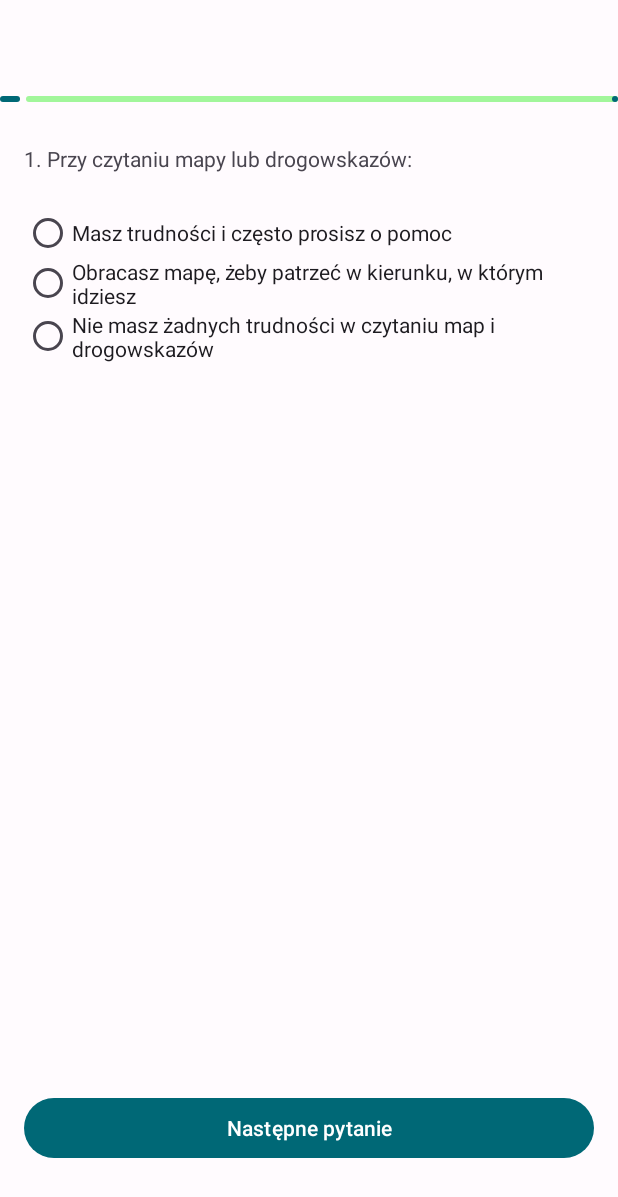
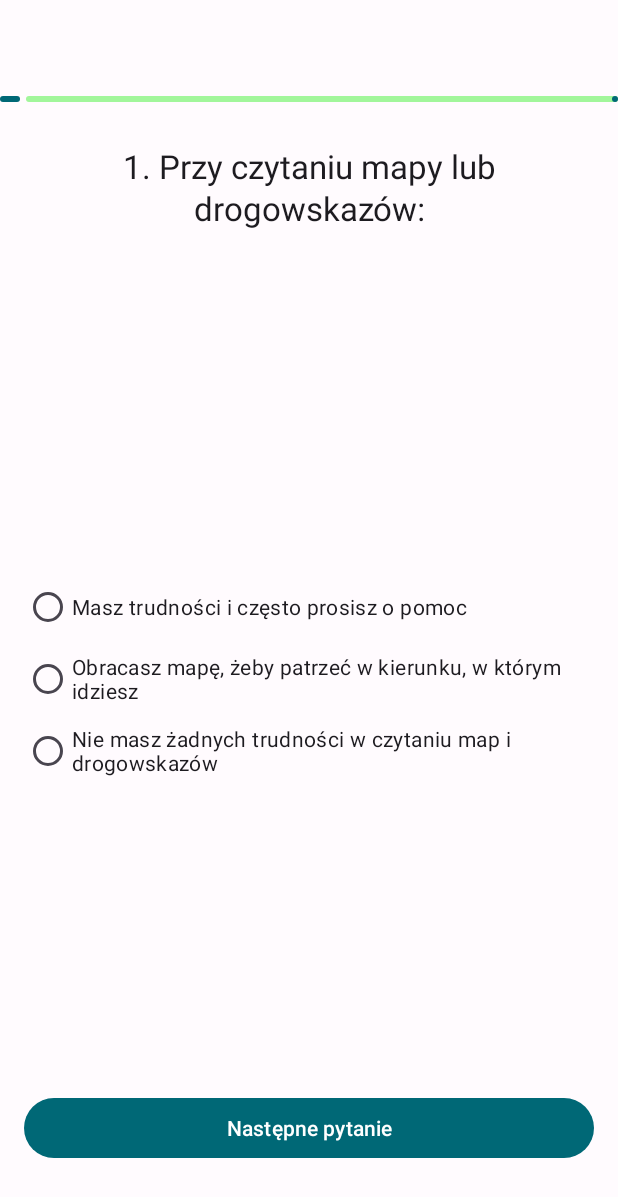
Before and after one commit to AndroBrain/BrainSex, an Android app: the screen it shows after launch (MainActivity), after a tap on "Mężyczną", on a phone screen of 412 x 824 dp. Shown: the top 1197 px of the screen. Run offline under Robolectric (Android 15) with nearby library versions, the phone set to English and light mode, and no system bars; our stand-ins replace Dagger/Hilt's generated code.

Commit message:
Navigation fixes and look improvements

```diff
--- a/app/src/main/java/com/androbrain/brainsex/ui/choosegender/ChooseGenderFragment.kt
+++ b/app/src/main/java/com/androbrain/brainsex/ui/choosegender/ChooseGenderFragment.kt
@@ -26,10 +26,12 @@ class ChooseGenderFragment : Fragment() {
 
     private fun setupActions() = with(binding) {
         buttonMale.setOnClickListener {
+            findNavController().popBackStack()
             findNavController().navigate("${nav_routes.test}/${Gender.MALE}")
         }
 
         buttonFemale.setOnClickListener {
+            findNavController().popBackStack()
             findNavController().navigate("${nav_routes.test}/${Gender.FEMALE}")
         }
     }
--- a/app/src/main/java/com/androbrain/brainsex/ui/test/TestFragment.kt
+++ b/app/src/main/java/com/androbrain/brainsex/ui/test/TestFragment.kt
@@ -4,19 +4,21 @@ import android.os.Bundle
 import android.view.LayoutInflater
 import android.view.View
 import android.view.ViewGroup
-import android.widget.RadioButton
 import androidx.annotation.IdRes
+import androidx.core.view.doOnLayout
+import androidx.core.view.updateLayoutParams
 import androidx.fragment.app.Fragment
 import androidx.fragment.app.viewModels
 import androidx.lifecycle.Lifecycle
 import androidx.lifecycle.lifecycleScope
 import androidx.lifecycle.repeatOnLifecycle
 import androidx.navigation.fragment.findNavController
+import com.androbrain.brainsex.R
 import com.androbrain.brainsex.databinding.FragmentTestBinding
+import com.androbrain.brainsex.databinding.RadioButtonAnswerChoiceBinding
 import com.androbrain.brainsex.extension.animateProgressCompat
 import com.androbrain.brainsex.model.QuestionWithAnswers
 import com.androbrain.brainsex.navigation.nav_routes
-import com.androbrain.brainsex.ui.choosegender.Gender
 import dagger.hilt.android.AndroidEntryPoint
 import kotlinx.coroutines.flow.collect
 import kotlinx.coroutines.launch
@@ -54,6 +56,7 @@ class TestFragment : Fragment() {
                 viewModel.state.collect { (currentQuestionIndex, answerWithQuestions, selectedButtonId, points) ->
 
                     if (answerWithQuestions == null) {
+                        findNavController().popBackStack()
                         findNavController().navigate("${nav_routes.result}/$points")
                         return@collect
                     }
@@ -73,7 +76,7 @@ class TestFragment : Fragment() {
     ) = with(binding) {
         containerAnswers.removeAllViews()
         answerWithQuestion.answers.forEachIndexed { index, answer ->
-            containerAnswers.addView(RadioButton(requireContext()).apply {
+            containerAnswers.addView(RadioButtonAnswerChoiceBinding.inflate(layoutInflater).root.apply {
                 id = index
                 if (id == selectedButtonId) {
                     isChecked = true
--- a/app/src/main/res/layout/fragment_result.xml
+++ b/app/src/main/res/layout/fragment_result.xml
@@ -11,5 +11,4 @@
         android:gravity="center"
         tools:text="Your result is 15 points" />
 
-
 </androidx.constraintlayout.widget.ConstraintLayout>
--- a/app/src/main/res/layout/fragment_test.xml
+++ b/app/src/main/res/layout/fragment_test.xml
@@ -1,5 +1,6 @@
 <?xml version="1.0" encoding="utf-8"?>
 <LinearLayout xmlns:android="http://schemas.android.com/apk/res/android"
+    xmlns:tools="http://schemas.android.com/tools"
     android:layout_width="match_parent"
     android:layout_height="match_parent"
     android:orientation="vertical">
@@ -20,11 +21,15 @@
         android:layout_height="wrap_content"
         android:layout_marginHorizontal="@dimen/screen_spacing"
         android:layout_marginTop="28dp"
-        android:layout_marginBottom="24dp" />
+        android:layout_marginBottom="24dp"
+        android:gravity="center"
+        android:textAppearance="@style/TextAppearance.Material3.TitleLarge"
+        tools:text="Are you happy?" />
 
     <RadioGroup
         android:id="@+id/container_answers"
         android:layout_width="match_parent"
+        android:gravity="center_vertical"
         android:layout_height="0dp"
         android:layout_marginHorizontal="@dimen/screen_spacing"
         android:layout_weight="1" />
--- /dev/null
+++ b/app/src/main/res/layout/radio_button_answer_choice.xml
@@ -0,0 +1,8 @@
+<?xml version="1.0" encoding="utf-8"?>
+<RadioButton xmlns:android="http://schemas.android.com/apk/res/android"
+    android:textAppearance="@style/TextAppearance.Material3.BodyMedium"
+    xmlns:tools="http://schemas.android.com/tools"
+    tools:text="Yes, I am very happy"
+    android:layout_marginTop="@dimen/test_choice_spacing"
+    android:layout_width="match_parent"
+    android:layout_height="wrap_content" />
--- a/app/src/main/res/values/dimens.xml
+++ b/app/src/main/res/values/dimens.xml
@@ -1,4 +1,6 @@
 <?xml version="1.0" encoding="utf-8"?>
 <resources>
     <dimen name="screen_spacing">16dp</dimen>
+
+    <dimen name="test_choice_spacing">16dp</dimen>
 </resources>
```
